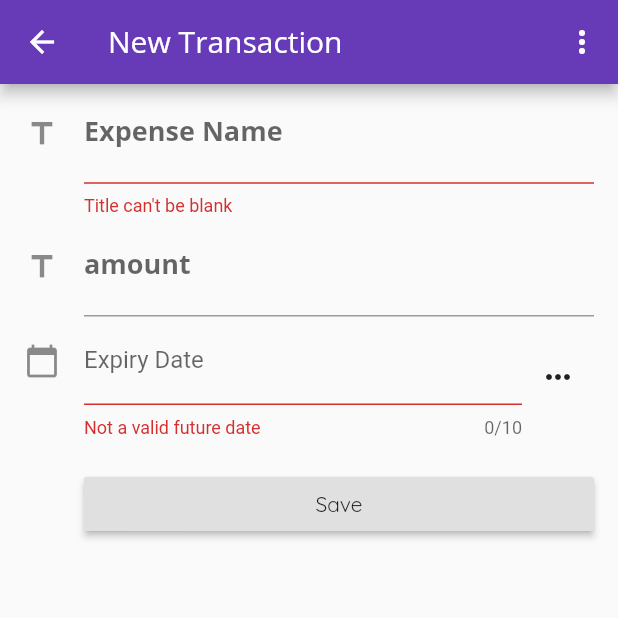
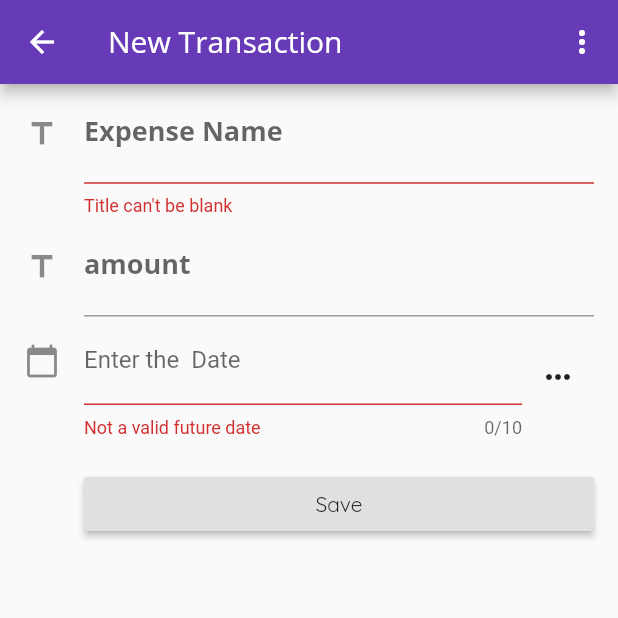
Before and after one commit to hammadkhan30/Expense_Tracker, a Flutter app: the screen it shows after launch, after a tap on the "add" icon, on a phone screen of 412 x 824 dp, the top half of it. Run offline on Flutter 3.47's test engine with Material 2 defaults, Android fonts, the phone set to English and light mode, and no system bars; our stand-ins replace flutter_datetime_picker, flutter_masked_text, sqflite; accounts and stored records are empty.

Commit message:
added new file monthly.dart nad other small changes in the files

```diff
--- a/lib/controller/Transaction_list.dart
+++ b/lib/controller/Transaction_list.dart
@@ -1,4 +1,4 @@
-import 'package:flutter/material.dart';
+/*import 'package:flutter/material.dart';
 import '../models/transaction.dart';
 import 'package:intl/intl.dart';
 import '../controller/dbhelper.dart';
@@ -105,4 +105,4 @@ class TransactionList extends StatelessWidget {
     allRows.forEach((row) => transactions.add(Transactions.fromMap(row)));
     _showMessageInScaffold('Query done.');
   }
-}
+}*/
--- a/lib/controller/dbhelper.dart
+++ b/lib/controller/dbhelper.dart
@@ -32,7 +32,6 @@ class DbHelper {
     return _db;
   }
 
-  // Initialize the database
   Future<Database> initializeDb() async {
     Directory d = await getApplicationDocumentsDirectory();
     String p = d.path + "/docexp.db";
@@ -75,7 +74,6 @@ class DbHelper {
     return r;
   }
 
-  // Gets a Doc based on a String payload
   Future<List> getDocFromStr(String payload) async {
     List<String> p = payload.split("|");
     if (p.length == 2) {
--- a/lib/view/home.dart
+++ b/lib/view/home.dart
@@ -78,9 +78,9 @@ class _HomePageState extends State<HomePage>
 
   @override
   Widget build(BuildContext context) {
-    return new Scaffold(
-      appBar: new AppBar(
-        title: new Text("ExpenseTracker"),
+    return Scaffold(
+      appBar: AppBar(
+        title: Text("ExpenseTracker"),
         actions: <Widget>[
           PopupMenuButton(
             onSelected: _selectMenu,
@@ -98,9 +98,9 @@ class _HomePageState extends State<HomePage>
           unselectedLabelColor: Colors.white,
           labelColor: Colors.amber,
           tabs: [
-            new Tab(icon: new Icon(Icons.home)),
-            new Tab(icon: new Icon(Icons.chat)),
-            new Tab(icon: new Icon(Icons.notifications)),
+            Tab(icon: Icon(Icons.home)),
+            Tab(icon: Icon(Icons.chat)),
+            Tab(icon: Icon(Icons.notifications)),
           ],
           controller: _tabController,
           indicatorColor: Colors.white,
@@ -110,9 +110,9 @@ class _HomePageState extends State<HomePage>
       ),
       body: TabBarView(
         children: [
-          new DocList(),
-          new Text("This is chat Tab View"),
-          new Text("This is notification Tab View"),
+          DocList(),
+          Text("Monthly info tab"),
+          Text("don't know tab"),
         ],
         controller: _tabController,
       ),
--- /dev/null
+++ b/lib/view/monthly.dart
@@ -0,0 +1,13 @@
+import 'package:flutter/material.dart';
+
+class MonthlyList extends StatefulWidget {
+  @override
+  _MonthlyListState createState() => _MonthlyListState();
+}
+
+class _MonthlyListState extends State<MonthlyList> {
+  @override
+  Widget build(BuildContext context) {
+    return Container();
+  }
+}
--- a/lib/view/new_transaction.dart
+++ b/lib/view/new_transaction.dart
@@ -178,10 +178,8 @@ class DocDetailState extends State<DocDetail> {
                       maxLength: 10,
                       decoration: InputDecoration(
                           icon: const Icon(Icons.calendar_today),
-                          hintText: 'Expiry date (i.e. ' +
-                              DateUtils.daysAheadAsStr(daysAhead) +
-                              ')',
-                          labelText: 'Expiry Date'),
+                          hintText: 'Enter the date',
+                          labelText: 'Enter the  Date'),
                       keyboardType: TextInputType.number,
                       validator: (val) => DateUtils.isValidDate(val)
                           ? null
```
